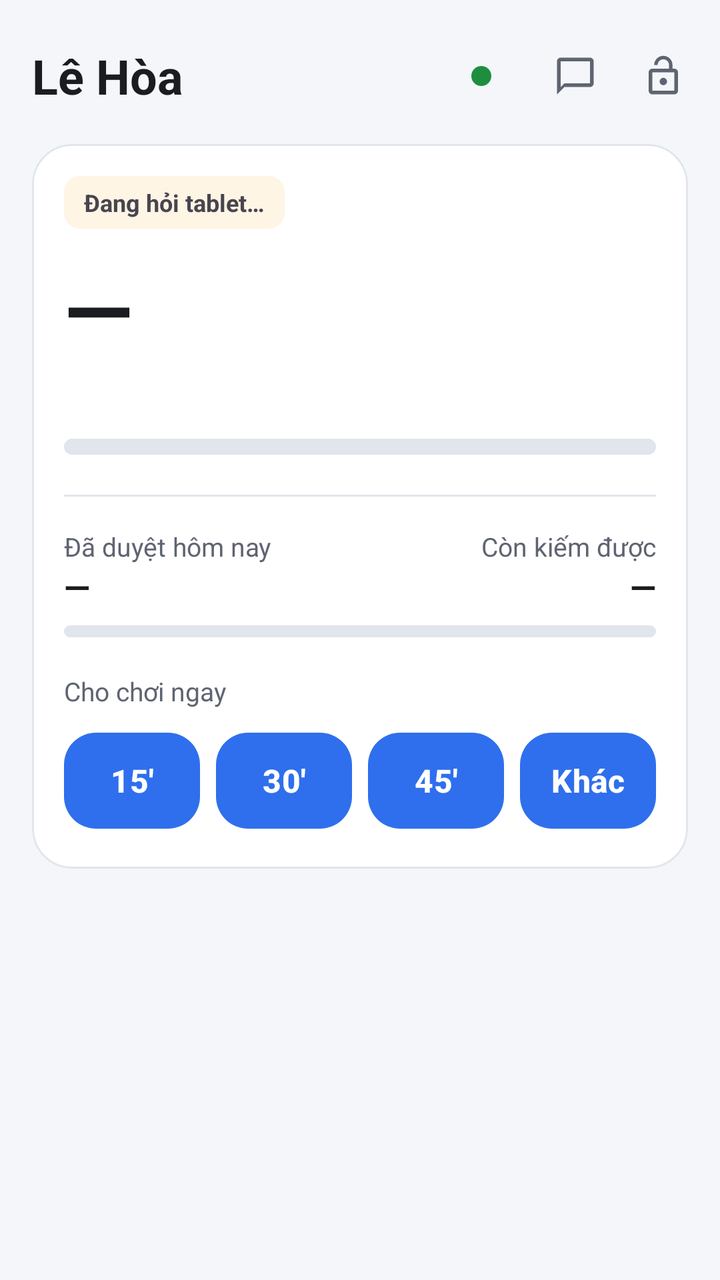
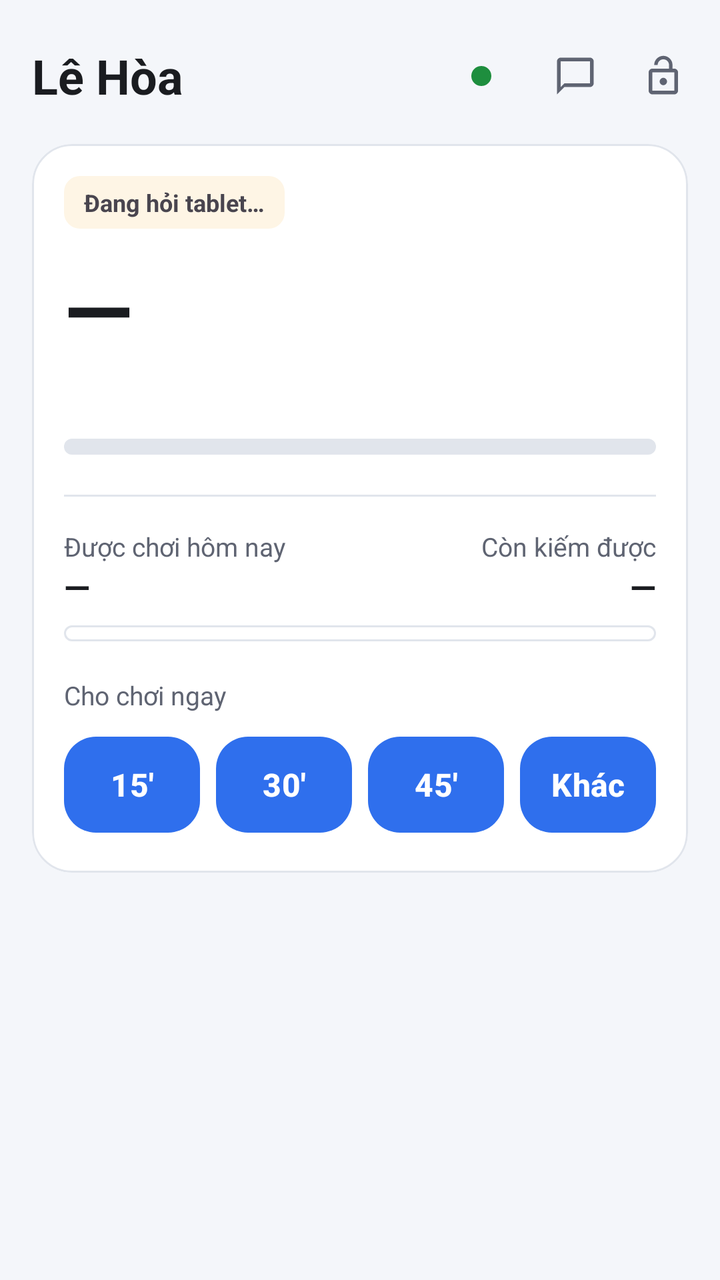

Before-and-after screenshots of an Android layout around one commit, followed by the original layout XML and the change that was made.
<!-- AndroidManifest.xml: application theme Theme.BangDieuKhien -->
<!-- res/layout/fragment_bang.xml -->
<?xml version="1.0" encoding="utf-8"?>
<ScrollView xmlns:android="http://schemas.android.com/apk/res/android"
    xmlns:app="http://schemas.android.com/apk/res-auto"
    android:layout_width="match_parent"
    android:layout_height="match_parent"
    android:fillViewport="true"
    android:scrollbars="none">

    <LinearLayout
        android:layout_width="match_parent"
        android:layout_height="wrap_content"
        android:orientation="vertical"
        android:paddingHorizontal="16dp"
        android:paddingTop="16dp"
        android:paddingBottom="8dp">

        
        <LinearLayout
            android:layout_width="match_parent"
            android:layout_height="wrap_content"
            android:orientation="horizontal"
            android:gravity="center_vertical"
            android:paddingBottom="12dp">

            <TextView
                android:id="@+id/tenCon"
                android:layout_width="0dp"
                android:layout_height="wrap_content"
                android:layout_weight="1"
                android:text="@string/child_name"
                android:textAppearance="@style/TextAppearance.Material3.HeadlineSmall"
                android:textColor="@color/ink"
                android:textStyle="bold" />

            <View
                android:id="@+id/chamSong"
                android:layout_width="10dp"
                android:layout_height="10dp"
                android:layout_marginEnd="6dp"
                android:background="@drawable/cham" />

            <TextView
                android:id="@+id/pinMay"
                android:layout_width="wrap_content"
                android:layout_height="wrap_content"
                android:textColor="@color/ink_soft"
                android:textSize="13sp" />

            
            <com.google.android.material.button.MaterialButton
                android:id="@+id/nutTinCo"
                style="@style/Nut.Icon"
                android:layout_width="44dp"
                android:layout_height="44dp"
                android:layout_marginStart="10dp"
                android:contentDescription="@string/bang_tin_co"
                android:tooltipText="@string/bang_tin_co"
                app:icon="@drawable/ic_tin_co" />

            
            <com.google.android.material.button.MaterialButton
                android:id="@+id/nutMoMay"
                style="@style/Nut.Icon"
                android:layout_width="44dp"
                android:layout_height="44dp"
                android:layout_marginEnd="-6dp"
                android:contentDescription="@string/bang_mo_may"
                android:tooltipText="@string/bang_mo_may"
                app:icon="@drawable/ic_mo_may" />
        </LinearLayout>

        
        <com.google.android.material.card.MaterialCardView
            android:id="@+id/theCanhBao"
            style="@style/The"
            android:layout_width="match_parent"
            android:layout_height="wrap_content"
            android:layout_marginBottom="12dp"
            android:visibility="gone"
            app:cardBackgroundColor="@color/alert_soft"
            app:strokeColor="@color/alert">

            <TextView
                android:id="@+id/chuCanhBao"
                android:layout_width="match_parent"
                android:layout_height="wrap_content"
                android:padding="16dp"
                android:textColor="@color/alert"
                android:textSize="14sp"
                android:lineSpacingExtra="3dp" />
        </com.google.android.material.card.MaterialCardView>

        
        <com.google.android.material.card.MaterialCardView
            android:id="@+id/theChinh"
            style="@style/The"
            android:layout_width="match_parent"
            android:layout_height="wrap_content">

            <LinearLayout
                android:layout_width="match_parent"
                android:layout_height="wrap_content"
                android:orientation="vertical"
                android:padding="16dp">

                
                <LinearLayout
                    android:id="@+id/khoiTrangThai"
                    android:layout_width="match_parent"
                    android:layout_height="wrap_content"
                    android:orientation="vertical">

                    <TextView
                        android:id="@+id/nhanTrangThai"
                        android:layout_width="wrap_content"
                        android:layout_height="wrap_content"
                        android:background="@drawable/vien_nhan"
                        android:paddingHorizontal="10dp"
                        android:paddingVertical="5dp"
                        android:textSize="12sp"
                        android:textStyle="bold"
                        android:text="@string/bang_dang_hoi" />

                    
                    <TextView
                        android:id="@+id/dangMo"
                        android:layout_width="match_parent"
                        android:layout_height="wrap_content"
                        android:layout_marginTop="8dp"
                        android:textColor="@color/ink"
                        android:textSize="14sp"
                        android:visibility="gone" />

                    <TextView
                        android:id="@+id/dongHo"
                        style="@style/Chu.So"
                        android:layout_width="wrap_content"
                        android:layout_height="wrap_content"
                        android:layout_marginTop="10dp"
                        android:text="@string/bang_gach" />

                    <TextView
                        android:id="@+id/duoiDongHo"
                        android:layout_width="match_parent"
                        android:layout_height="wrap_content"
                        android:layout_marginTop="2dp"
                        android:textColor="@color/ink_soft"
                        android:textSize="14sp" />

                    <com.google.android.material.progressindicator.LinearProgressIndicator
                        android:id="@+id/thanhPhien"
                        style="@style/Thanh"
                        android:layout_width="match_parent"
                        android:layout_height="wrap_content"
                        android:layout_marginTop="14dp"
                        app:trackCornerRadius="4dp"
                        app:trackThickness="8dp" />
                </LinearLayout>

                
                <LinearLayout
                    android:id="@+id/hangPhien"
                    android:layout_width="match_parent"
                    android:layout_height="wrap_content"
                    android:layout_marginTop="16dp"
                    android:baselineAligned="false"
                    android:orientation="horizontal"
                    android:visibility="gone">

                    <com.google.android.material.button.MaterialButton
                        android:id="@+id/nutDung"
                        style="@style/Nut.Phien"
                        android:layout_width="0dp"
                        android:layout_height="match_parent"
                        android:layout_marginEnd="8dp"
                        android:layout_weight="1"
                        android:text="Tạm dừng" />

                    <com.google.android.material.button.MaterialButton
                        android:id="@+id/nutBot"
                        style="@style/Nut.Phien"
                        android:layout_width="0dp"
                        android:layout_height="match_parent"
                        android:layout_marginEnd="8dp"
                        android:layout_weight="1"
                        android:text="Bớt 15'" />

                    
                    <com.google.android.material.button.MaterialButton
                        android:id="@+id/nutDongMay"
                        style="@style/Nut.Phien"
                        android:layout_width="0dp"
                        android:layout_height="match_parent"
                        android:layout_marginEnd="8dp"
                        android:layout_weight="1.5"
                        android:text="Đóng chế độ Ba Huy" />

                    <com.google.android.material.button.MaterialButton
                        android:id="@+id/nutKhoa"
                        style="@style/Nut.Phien.Do"
                        android:layout_width="0dp"
                        android:layout_height="match_parent"
                        android:layout_weight="1"
                        android:text="Khoá ngay" />
                </LinearLayout>

                <View
                    android:layout_width="match_parent"
                    android:layout_height="1dp"
                    android:layout_marginTop="20dp"
                    android:background="@color/line" />

                
                <LinearLayout
                    android:id="@+id/khoiHanMuc"
                    android:layout_width="match_parent"
                    android:layout_height="wrap_content"
                    android:orientation="vertical">

                    <LinearLayout
                        android:layout_width="match_parent"
                        android:layout_height="wrap_content"
                        android:layout_marginTop="16dp"
                        android:baselineAligned="false"
                        android:orientation="horizontal">

                        <LinearLayout
                            android:layout_width="0dp"
                            android:layout_height="wrap_content"
                            android:layout_weight="1"
                            android:orientation="vertical">

                            <TextView
                                style="@style/Chu.Nho"
                                android:layout_width="wrap_content"
                                android:layout_height="wrap_content"
                                android:text="@string/bang_da_duyet_ngay" />

                            <TextView
                                android:id="@+id/daDuyet"
                                android:layout_width="wrap_content"
                                android:layout_height="wrap_content"
                                android:textColor="@color/ink"
                                android:textSize="17sp"
                                android:textStyle="bold"
                                android:text="@string/bang_gach" />
                        </LinearLayout>

                        <LinearLayout
                            android:layout_width="0dp"
                            android:layout_height="wrap_content"
                            android:layout_weight="1"
                            android:gravity="end"
                            android:orientation="vertical">

                            <TextView
                                style="@style/Chu.Nho"
                                android:layout_width="wrap_content"
                                android:layout_height="wrap_content"
                                android:text="@string/bang_con_lai_ngay" />

                            <TextView
                                android:id="@+id/conLaiNgay"
                                android:layout_width="wrap_content"
                                android:layout_height="wrap_content"
                                android:textColor="@color/ink"
                                android:textSize="17sp"
                                android:textStyle="bold"
                                android:text="@string/bang_gach" />
                        </LinearLayout>
                    </LinearLayout>

                    <com.google.android.material.progressindicator.LinearProgressIndicator
                        android:id="@+id/thanhNgay"
                        style="@style/Thanh"
                        android:layout_width="match_parent"
                        android:layout_height="wrap_content"
                        android:layout_marginTop="8dp"
                        app:indicatorColor="@color/wait"
                        app:trackCornerRadius="3dp"
                        app:trackThickness="6dp" />

                    <TextView
                        android:id="@+id/chuTranNgay"
                        style="@style/Chu.Nho"
                        android:layout_width="match_parent"
                        android:layout_height="wrap_content"
                        android:layout_marginTop="6dp"
                        android:visibility="gone" />
                </LinearLayout>

                <TextView
                    style="@style/Chu.Nho"
                    android:layout_width="wrap_content"
                    android:layout_height="wrap_content"
                    android:layout_marginTop="18dp"
                    android:text="@string/bang_cho_choi" />

                <LinearLayout
                    android:layout_width="match_parent"
                    android:layout_height="wrap_content"
                    android:layout_marginTop="8dp"
                    android:baselineAligned="false"
                    android:orientation="horizontal">

                    <com.google.android.material.button.MaterialButton
                        android:id="@+id/cho15"
                        style="@style/Nut.Nhanh"
                        android:layout_width="0dp"
                        android:layout_height="match_parent"
                        android:layout_marginEnd="8dp"
                        android:layout_weight="1"
                        android:text="15'" />

                    <com.google.android.material.button.MaterialButton
                        android:id="@+id/cho30"
                        style="@style/Nut.Nhanh"
                        android:layout_width="0dp"
                        android:layout_height="match_parent"
                        android:layout_marginEnd="8dp"
                        android:layout_weight="1"
                        android:text="30'" />

                    <com.google.android.material.button.MaterialButton
                        android:id="@+id/cho45"
                        style="@style/Nut.Nhanh"
                        android:layout_width="0dp"
                        android:layout_height="match_parent"
                        android:layout_marginEnd="8dp"
                        android:layout_weight="1"
                        android:text="45'" />

                    <com.google.android.material.button.MaterialButton
                        android:id="@+id/choKhac"
                        style="@style/Nut.Nhanh"
                        android:layout_width="0dp"
                        android:layout_height="match_parent"
                        android:layout_weight="1"
                        android:text="Khác" />
                </LinearLayout>

                
                <LinearLayout
                    android:id="@+id/hangQuy"
                    android:layout_width="match_parent"
                    android:layout_height="wrap_content"
                    android:layout_marginTop="16dp"
                    android:baselineAligned="false"
                    android:gravity="center_vertical"
                    android:orientation="horizontal"
                    android:visibility="gone">

                    <LinearLayout
                        android:id="@+id/khoiQuy"
                        android:layout_width="0dp"
                        android:layout_height="wrap_content"
                        android:layout_weight="1"
                        android:orientation="vertical">

                        <TextView
                            style="@style/Chu.Nho"
                            android:layout_width="wrap_content"
                            android:layout_height="wrap_content"
                            android:text="@string/bang_quy_gio" />

                        <TextView
                            android:id="@+id/soQuy"
                            android:layout_width="wrap_content"
                            android:layout_height="wrap_content"
                            android:textColor="@color/ink"
                            android:textSize="17sp"
                            android:textStyle="bold"
                            android:text="@string/bang_gach" />
                    </LinearLayout>

                    
                    <com.google.android.material.button.MaterialButton
                        android:id="@+id/nutCapQuy"
                        style="@style/Nut.Phien"
                        android:layout_width="wrap_content"
                        android:layout_height="wrap_content"
                        android:paddingLeft="16dp"
                        android:paddingRight="16dp"
                        android:paddingStart="16dp"
                        android:paddingEnd="16dp"
                        android:text="@string/bang_cap_quy" />
                </LinearLayout>

                
                <LinearLayout
                    android:id="@+id/hangDeThi"
                    android:layout_width="match_parent"
                    android:layout_height="wrap_content"
                    android:layout_marginTop="16dp"
                    android:baselineAligned="false"
                    android:gravity="center_vertical"
                    android:orientation="horizontal"
                    android:visibility="gone">

                    <LinearLayout
                        android:id="@+id/khoiDeThi"
                        android:layout_width="0dp"
                        android:layout_height="wrap_content"
                        android:layout_weight="1"
                        android:orientation="vertical">

                        <TextView
                            style="@style/Chu.Nho"
                            android:layout_width="wrap_content"
                            android:layout_height="wrap_content"
                            android:text="@string/bang_de_thi" />

                        <TextView
                            android:id="@+id/chuDeThi"
                            android:layout_width="wrap_content"
                            android:layout_height="wrap_content"
                            android:textColor="@color/ink"
                            android:textSize="15sp"
                            android:text="@string/bang_gach" />
                    </LinearLayout>

                    <com.google.android.material.button.MaterialButton
                        android:id="@+id/nutMoDeThi"
                        style="@style/Nut.Phien"
                        android:layout_width="wrap_content"
                        android:layout_height="wrap_content"
                        android:paddingLeft="16dp"
                        android:paddingRight="16dp"
                        android:paddingStart="16dp"
                        android:paddingEnd="16dp"
                        android:text="@string/bang_mo_de_thi" />
                </LinearLayout>

                
                <TextView
                    android:id="@+id/chuGui"
                    android:layout_width="match_parent"
                    android:layout_height="wrap_content"
                    android:layout_marginTop="12dp"
                    android:lineSpacingExtra="2dp"
                    android:textSize="14sp"
                    android:visibility="gone" />

                
                <LinearLayout
                    android:id="@+id/hopLenhCho"
                    android:layout_width="match_parent"
                    android:layout_height="wrap_content"
                    android:layout_marginTop="8dp"
                    android:orientation="vertical"
                    android:visibility="gone" />
            </LinearLayout>
        </com.google.android.material.card.MaterialCardView>

        
        <com.google.android.material.card.MaterialCardView
            android:id="@+id/theViecCho"
            style="@style/The"
            android:layout_width="match_parent"
            android:layout_height="wrap_content"
            android:layout_marginTop="12dp"
            android:clickable="true"
            android:focusable="true"
            android:visibility="gone"
            app:cardBackgroundColor="@color/wait_soft"
            app:strokeColor="@color/wait">

            <LinearLayout
                android:layout_width="match_parent"
                android:layout_height="wrap_content"
                android:gravity="center_vertical"
                android:minHeight="56dp"
                android:orientation="horizontal"
                android:paddingVertical="10dp"
                android:paddingStart="16dp"
                android:paddingEnd="12dp">

                <ImageView
                    android:layout_width="22dp"
                    android:layout_height="22dp"
                    android:layout_marginEnd="12dp"
                    android:importantForAccessibility="no"
                    android:src="@drawable/ic_viec_nha"
                    app:tint="@color/wait_ink" />

                <LinearLayout
                    android:layout_width="0dp"
                    android:layout_height="wrap_content"
                    android:layout_weight="1"
                    android:orientation="vertical">

                    <TextView
                        android:layout_width="match_parent"
                        android:layout_height="wrap_content"
                        android:text="@string/bang_viec_cho"
                        android:textColor="@color/wait_ink"
                        android:textSize="15sp"
                        android:textStyle="bold" />

                    <TextView
                        android:id="@+id/chuViecCho"
                        android:layout_width="match_parent"
                        android:layout_height="wrap_content"
                        android:layout_marginTop="1dp"
                        android:textColor="@color/wait_ink"
                        android:textSize="13sp" />
                </LinearLayout>

                <ImageView
                    android:layout_width="22dp"
                    android:layout_height="22dp"
                    android:importantForAccessibility="no"
                    android:src="@drawable/ic_mo_tiep"
                    app:tint="@color/wait_ink" />
            </LinearLayout>
        </com.google.android.material.card.MaterialCardView>

        
        <com.google.android.material.card.MaterialCardView
            android:id="@+id/theBaiCho"
            style="@style/The"
            android:layout_width="match_parent"
            android:layout_height="wrap_content"
            android:layout_marginTop="12dp"
            android:clickable="true"
            android:focusable="true"
            android:visibility="gone"
            app:cardBackgroundColor="@color/wait_soft"
            app:strokeColor="@color/wait">

            <LinearLayout
                android:layout_width="match_parent"
                android:layout_height="wrap_content"
                android:gravity="center_vertical"
                android:minHeight="56dp"
                android:orientation="horizontal"
                android:paddingVertical="10dp"
                android:paddingStart="16dp"
                android:paddingEnd="12dp">

                <ImageView
                    android:layout_width="22dp"
                    android:layout_height="22dp"
                    android:layout_marginEnd="12dp"
                    android:importantForAccessibility="no"
                    android:src="@drawable/ic_bai"
                    app:tint="@color/wait_ink" />

                <TextView
                    android:id="@+id/chuBaiCho"
                    android:layout_width="0dp"
                    android:layout_height="wrap_content"
                    android:layout_weight="1"
                    android:textColor="@color/wait_ink"
                    android:textSize="15sp"
                    android:textStyle="bold" />

                <ImageView
                    android:layout_width="22dp"
                    android:layout_height="22dp"
                    android:importantForAccessibility="no"
                    android:src="@drawable/ic_mo_tiep"
                    app:tint="@color/wait_ink" />
            </LinearLayout>
        </com.google.android.material.card.MaterialCardView>

        
        <com.google.android.material.card.MaterialCardView
            android:id="@+id/theNhacBai"
            style="@style/The"
            android:layout_width="match_parent"
            android:layout_height="wrap_content"
            android:layout_marginTop="12dp"
            android:visibility="gone">

            <LinearLayout
                android:layout_width="match_parent"
                android:layout_height="wrap_content"
                android:orientation="vertical"
                android:padding="16dp">

                <LinearLayout
                    android:layout_width="match_parent"
                    android:layout_height="wrap_content"
                    android:gravity="center_vertical"
                    android:orientation="horizontal">

                    <ImageView
                        android:layout_width="22dp"
                        android:layout_height="22dp"
                        android:layout_marginEnd="10dp"
                        android:importantForAccessibility="no"
                        android:src="@drawable/ic_vo"
                        app:tint="@color/ink_soft" />

                    <TextView
                        style="@style/Chu.TieuDe"
                        android:layout_width="0dp"
                        android:layout_height="wrap_content"
                        android:layout_weight="1"
                        android:text="@string/bang_nhac_bai" />
                </LinearLayout>

                <TextView
                    android:id="@+id/chuNhacBai"
                    android:layout_width="match_parent"
                    android:layout_height="wrap_content"
                    android:layout_marginTop="8dp"
                    android:lineSpacingExtra="3dp"
                    android:textColor="@color/ink"
                    android:textSize="14sp" />
            </LinearLayout>
        </com.google.android.material.card.MaterialCardView>
    </LinearLayout>
</ScrollView>
<!-- resources referenced by this layout -->
<resources>
  <color name="alert">#C0392B</color>
  <color name="alert_soft">#FCEBE9</color>
  <color name="ink">#1A1C20</color>
  <color name="ink_soft">#5F6472</color>
  <color name="line">#E1E5EC</color>
  <color name="wait">#E8A22B</color>
  <color name="wait_ink">#7A5200</color>
  <color name="wait_soft">#FEF5E5</color>
  <!-- drawable cham (drawable) -->
  <shape xmlns:android="http://schemas.android.com/apk/res/android" android:shape="oval">
      <solid android:color="@color/ok" />
      <size android:width="10dp" android:height="10dp" />
  </shape>
  <!-- drawable ic_viec_nha (drawable) -->
  <vector xmlns:android="http://schemas.android.com/apk/res/android"
      android:width="24dp" android:height="24dp"
      android:viewportWidth="24" android:viewportHeight="24"
      android:tint="?attr/colorControlNormal">
      <path android:fillColor="@android:color/white"
          android:pathData="M10,20v-6h4v6h5v-8h3L12,3 2,12h3v8z" />
  </vector>
  <!-- drawable vien_nhan (drawable) -->
  <shape xmlns:android="http://schemas.android.com/apk/res/android" android:shape="rectangle">
      <solid android:color="@color/wait_soft" />
      <corners android:radius="8dp" />
  </shape>
  <string name="bang_cap_quy">Cấp từ quỹ</string>
  <string name="bang_cho_choi">Cho chơi ngay</string>
  <string name="bang_con_lai_ngay">Còn kiếm được</string>
  <string name="bang_da_duyet_ngay">Đã duyệt hôm nay</string>
  <string name="bang_dang_hoi">Đang hỏi tablet…</string>
  <string name="bang_de_thi">Đề thi thử Tiếng Anh</string>
  <string name="bang_gach">—</string>
  <string name="bang_mo_de_thi">Mở đề</string>
  <string name="bang_mo_may">Mở toàn bộ máy cho Ba Huy dùng</string>
  <string name="bang_nhac_bai">Bài dặn dò sắp tới</string>
  <string name="bang_quy_gio">Quỹ giờ chơi</string>
  <string name="bang_tin_co">Dán tin của cô giáo</string>
  <string name="bang_viec_cho">Việc nhà chưa xong</string>
  <string name="child_name">Lê Hòa</string>
  <style name="Chu.Nho" parent="">
          <item name="android:textColor">@color/ink_soft</item>
          <item name="android:textSize">13sp</item>
      </style>
  <style name="Chu.So" parent="TextAppearance.Material3.DisplayMedium">
          <item name="android:textColor">@color/ink</item>
          <item name="android:textStyle">bold</item>
          
          <item name="android:fontFeatureSettings">tnum</item>
      </style>
  <style name="Chu.TieuDe" parent="">
          <item name="android:textColor">@color/ink</item>
          <item name="android:textSize">16sp</item>
          <item name="android:textStyle">bold</item>
      </style>
  <style name="Nut.Phien.Do">
          <item name="android:textColor">@color/chu_do</item>
          <item name="strokeColor">@color/vien_do</item>
      </style>
  <style name="Thanh" parent="Widget.Material3.LinearProgressIndicator">
          <item name="trackColor">@color/line</item>
          <item name="trackStopIndicatorSize">0dp</item>
          <item name="indicatorTrackGapSize">0dp</item>
      </style>
  <style name="The" parent="Widget.Material3.CardView.Elevated">
          
          <item name="cardBackgroundColor">@color/surface</item>
          <item name="cardCornerRadius">20dp</item>
          <item name="cardElevation">0dp</item>
          <item name="strokeWidth">1dp</item>
          <item name="strokeColor">@color/line</item>
      </style>
  <color name="ok">#1E8E3E</color>
  <color name="surface">#FFFFFF</color>
  <color name="brand">#2F6FED</color>
  <color name="brand_soft">#E8F0FE</color>
  <color name="brand_dark">#1B4FC0</color>
  <color name="canvas">#F4F6FA</color>
  <!-- unchanged entries left out for length: 9 -->
</resources>

<!-- the commit's change to res/layout/fragment_bang.xml (unified diff, before → after) -->
@@ -231,13 +231,14 @@
                             android:orientation="vertical">
 
                             <TextView
+                                android:id="@+id/nhanDuocChoi"
                                 style="@style/Chu.Nho"
                                 android:layout_width="wrap_content"
                                 android:layout_height="wrap_content"
-                                android:text="@string/bang_da_duyet_ngay" />
+                                android:text="@string/bang_duoc_choi_ngay" />
 
                             <TextView
-                                android:id="@+id/daDuyet"
+                                android:id="@+id/duocChoi"
                                 android:layout_width="wrap_content"
                                 android:layout_height="wrap_content"
                                 android:textColor="@color/ink"
@@ -270,15 +271,32 @@
                         </LinearLayout>
                     </LinearLayout>
 
-                    <com.google.android.material.progressindicator.LinearProgressIndicator
-                        android:id="@+id/thanhNgay"
-                        style="@style/Thanh"
-                        android:layout_width="match_parent"
-                        android:layout_height="wrap_content"
+                    <LinearLayout
+                        android:id="@+id/khungNgay"
+                        android:layout_width="match_parent"
+                        android:layout_height="8dp"
                         android:layout_marginTop="8dp"
-                        app:indicatorColor="@color/wait"
-                        app:trackCornerRadius="3dp"
-                        app:trackThickness="6dp" />
+                        android:background="@drawable/nen_thanh_ngay"
+                        android:orientation="horizontal">
+
+                        <View
+                            android:id="@+id/phanDaChoi"
+                            android:layout_width="0dp"
+                            android:layout_height="match_parent" />
+
+                        <View
+                            android:id="@+id/phanCon"
+                            android:layout_width="0dp"
+                            android:layout_height="match_parent" />
+                    </LinearLayout>
+
+                    <TextView
+                        android:id="@+id/chuThichNgay"
+                        style="@style/Chu.Nho"
+                        android:layout_width="match_parent"
+                        android:layout_height="wrap_content"
+                        android:layout_marginTop="6dp"
+                        android:visibility="gone" />
 
                     <TextView
                         android:id="@+id/chuTranNgay"
<!-- resource entries referenced after the edit -->
@@ -21,6 +21,16 @@
       <path android:fillColor="@android:color/white"
           android:pathData="M10,20v-6h4v6h5v-8h3L12,3 2,12h3v8z" />
   </vector>
+  <!-- drawable nen_thanh_ngay (drawable) -->
+  <?xml version="1.0" encoding="utf-8"?>
+  <shape xmlns:android="http://schemas.android.com/apk/res/android"
+      android:shape="rectangle">
+      <solid android:color="@color/surface" />
+      <stroke
+          android:width="1dp"
+          android:color="@color/line" />
+      <corners android:radius="4dp" />
+  </shape>
   <!-- drawable vien_nhan (drawable) -->
   <shape xmlns:android="http://schemas.android.com/apk/res/android" android:shape="rectangle">
       <solid android:color="@color/wait_soft" />
@@ -29,9 +39,9 @@
   <string name="bang_cap_quy">Cấp từ quỹ</string>
   <string name="bang_cho_choi">Cho chơi ngay</string>
   <string name="bang_con_lai_ngay">Còn kiếm được</string>
-  <string name="bang_da_duyet_ngay">Đã duyệt hôm nay</string>
   <string name="bang_dang_hoi">Đang hỏi tablet…</string>
   <string name="bang_de_thi">Đề thi thử Tiếng Anh</string>
+  <string name="bang_duoc_choi_ngay">Được chơi hôm nay</string>
   <string name="bang_gach">—</string>
   <string name="bang_mo_de_thi">Mở đề</string>
   <string name="bang_mo_may">Mở toàn bộ máy cho Ba Huy dùng</string>
